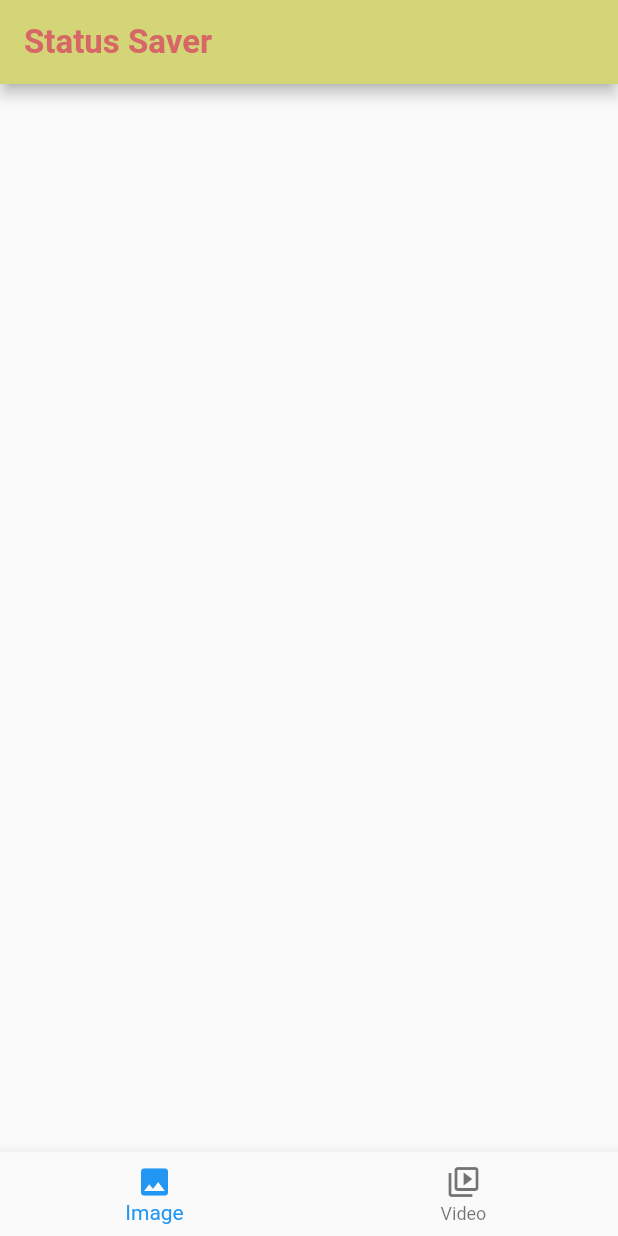
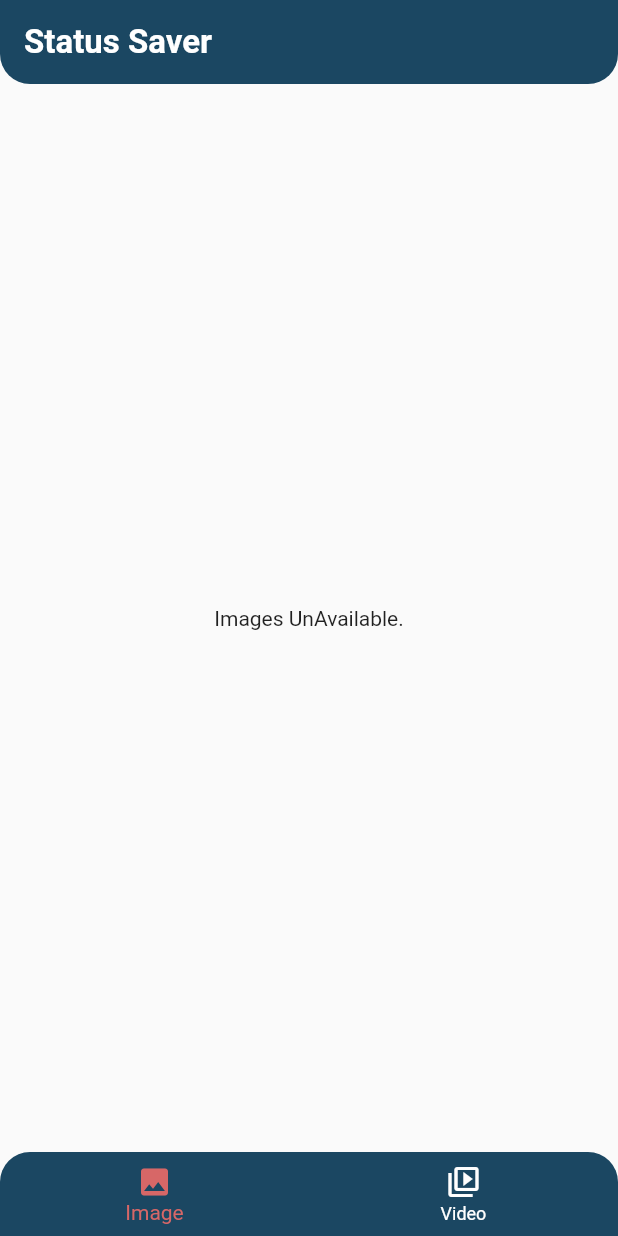
Before and after one commit to Lomesh21/status_saver, a Flutter app: the screen it shows after launch, on a phone screen of 412 x 824 dp. Run offline on Flutter 3.47's test engine with Material 2 defaults, Android fonts, the phone set to English and light mode, and no system bars; our stand-ins replace image_gallery_saver, permission_handler, video_player; missing offline and left inert: video_compress.

```diff
--- a/lib/constants.dart
+++ b/lib/constants.dart
@@ -1,3 +1,8 @@
+import 'dart:ui';
+
 class AppConstants {
   static String whatsAppPath = "storage/emulated/0/Android/media/com.whatsapp/WhatsApp/Media/.Statuses";
+  static Color primaryColor=Color(0xFF1b4762);
+  static Color secondaryColor=Color(0xFFD76767);
+
 }
--- a/lib/main.dart
+++ b/lib/main.dart
@@ -1,14 +1,14 @@
 import 'package:flutter/material.dart';
 import 'package:flutter/services.dart';
-import 'package:permission_handler/permission_handler.dart';
 import 'package:provider/provider.dart';
+import 'package:status_saver/constants.dart';
 import 'package:status_saver/provider/status_provider.dart';
 import 'package:status_saver/screens/image_view.dart';
 import 'package:status_saver/screens/video_view.dart';
 
 void main() {
   SystemChrome.setSystemUIOverlayStyle(
-      SystemUiOverlayStyle(statusBarColor: Color(0xFFD4D576)));
+      SystemUiOverlayStyle(statusBarColor:AppConstants.primaryColor));
   runApp(const MyApp());
 }
 
@@ -21,6 +21,7 @@ class MyApp extends StatelessWidget {
         ChangeNotifierProvider(create: (_)=>StatusProvider()),
       ],
       child: MaterialApp(
+        debugShowCheckedModeBanner: false,
         title: 'Status Saver',
         home: const HomePage(),
       ),
@@ -53,22 +54,36 @@ class _HomePageState extends State<HomePage> {
     return SafeArea(
         child: Scaffold(
       appBar: AppBar(
-        backgroundColor: Color(0xFFD4D576),
+        elevation: 0,
+        backgroundColor: AppConstants.primaryColor,
         title: Text(
           "Status Saver",
           style: TextStyle(
               fontSize: 22,
-              color: Color(0xFFD76767),
+              color: Color(0xFFFFFFFF),
               fontWeight: FontWeight.w600),
+        ),
+        shape: RoundedRectangleBorder(
+          borderRadius: BorderRadius.vertical(bottom: Radius.circular(20))
         ),
       ),
       body: screen[index],
-      bottomNavigationBar: BottomNavigationBar(
+      bottomNavigationBar: Container(
+        decoration: BoxDecoration(
+          borderRadius: BorderRadius.vertical(top: Radius.circular(20),),
+          color: AppConstants.primaryColor,
+        ),
+        child: BottomNavigationBar(
           onTap: (value) {
             setState(() {
               index = value;
             });
           },
+          backgroundColor: Colors.transparent,
+          type: BottomNavigationBarType.fixed,
+          elevation: 0,
+          unselectedItemColor: Colors.white,
+         selectedItemColor: AppConstants.secondaryColor,
           currentIndex: index,
           items: [
             BottomNavigationBarItem(icon: Icon(Icons.image), label: "Image"),
@@ -76,6 +91,7 @@ class _HomePageState extends State<HomePage> {
                 icon: Icon(Icons.video_collection_outlined), label: "Video"),
           ],
         ),
+      ),
     ));
   }
 }
--- a/lib/screens/image_view.dart
+++ b/lib/screens/image_view.dart
@@ -1,8 +1,10 @@
+import 'dart:io';
+
 import 'package:flutter/material.dart';
 import 'package:provider/provider.dart';
 import 'package:status_saver/provider/status_provider.dart';
 import 'package:status_saver/screens/image_page.dart';
-import 'package:status_saver/widgets/media_card.dart';
+import 'package:status_saver/widgets/image_card.dart';
 
 class ImageView extends StatefulWidget {
   const ImageView({Key? key}) : super(key: key);
@@ -21,16 +23,19 @@ class _ImageViewState extends State<ImageView> {
 
   @override
   Widget build(BuildContext context) {
-    List imagelist =
-        Provider.of<StatusProvider>(context, listen: false).getImages();
     return Consumer<StatusProvider>(builder: (context, file, child) {
-      return GridView.builder(
-        itemCount: imagelist!.length,
+      List<FileSystemEntity> imageList = file.getImages();
+      return imageList.isEmpty
+          ? Center(
+              child: Text('Images UnAvailable.'),
+            )
+          : GridView.builder(
+              itemCount: imageList!.length,
               gridDelegate: SliverGridDelegateWithFixedCrossAxisCount(
                 crossAxisCount: 2,
               ),
               itemBuilder: (context, index) {
-          return MediaCard(type: "Image", photoUrl: file.imageList[index]);
+                return ImageCard(imageUrl: imageList[index]);
               },
             );
     });
--- a/pubspec.yaml
+++ b/pubspec.yaml
@@ -39,7 +39,9 @@ dependencies:
   permission_handler: ^10.2.0
   path_provider:
   file_picker: ^5.3.0
-
+  image_gallery_saver:
+  video_player:
+  video_compress:
 dev_dependencies:
   flutter_test:
     sdk: flutter
```
Also changed, not shown: lib/provider/status_provider.dart (+20 -17 lines), lib/screens/image_page.dart (+26 -16 lines), lib/screens/video_page.dart (+64 -15 lines), lib/screens/video_view.dart (+38 -16 lines), lib/widgets/image_card.dart (added, +40 -0 lines), lib/widgets/media_card.dart (deleted, +0 -47 lines), lib/widgets/video_card.dart (added, +35 -0 lines), 2 other files. Lines whose indentation alone changed are shown as unchanged.
